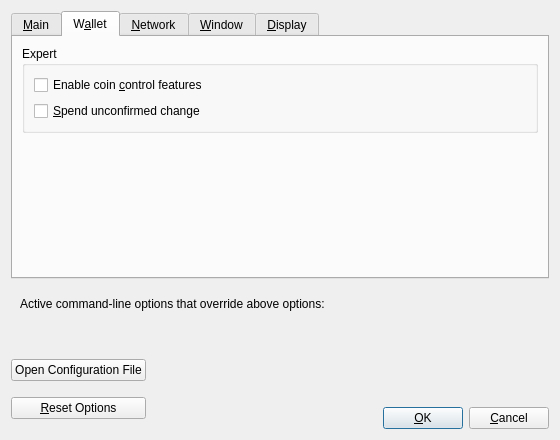
This is src/qt/forms/optionsdialog.ui in X9Developers/XSN as Qt 5 draws it before an edit. The edited form follows.
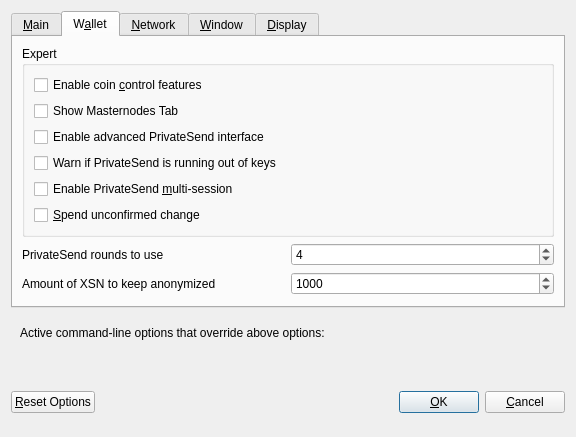
This is the edited form. The open tabs and pages were chosen to show the change. Custom widgets are drawn as their Qt base class.

Diff of the .ui file:
```diff
--- a/src/qt/forms/optionsdialog.ui
+++ b/src/qt/forms/optionsdialog.ui
@@ -6,8 +6,8 @@
    <rect>
     <x>0</x>
     <y>0</y>
-    <width>560</width>
-    <height>440</height>
+    <width>576</width>
+    <height>402</height>
    </rect>
   </property>
   <property name="windowTitle">
@@ -153,6 +153,46 @@
             </property>
            </widget>
           </item>
+          <item>
+           <widget class="QCheckBox" name="showMasternodesTab">
+            <property name="toolTip">
+             <string>Show additional tab listing all your masternodes in first sub-tab&lt;br/&gt;and all masternodes on the network in second sub-tab.</string>
+            </property>
+            <property name="text">
+             <string>Show Masternodes Tab</string>
+            </property>
+           </widget>
+          </item>
+          <item>
+           <widget class="QCheckBox" name="showAdvancedPSUI">
+            <property name="toolTip">
+             <string>Show additional information and buttons for PrivateSend on overview screen.</string>
+            </property>
+            <property name="text">
+             <string>Enable advanced PrivateSend interface</string>
+            </property>
+           </widget>
+          </item>
+          <item>
+           <widget class="QCheckBox" name="lowKeysWarning">
+            <property name="toolTip">
+             <string>Show warning dialog when PrivateSend detects that wallet has very low number of keys left.</string>
+            </property>
+            <property name="text">
+             <string>Warn if PrivateSend is running out of keys</string>
+            </property>
+           </widget>
+          </item>
+          <item>
+           <widget class="QCheckBox" name="privateSendMultiSession">
+            <property name="toolTip">
+             <string>Whether to use experimental PrivateSend mode with multiple mixing sessions per block.&lt;br/&gt;Note: You must use this feature carefully.&lt;br/&gt;Make sure you always have recent wallet (auto)backup in a safe place!</string>
+            </property>
+            <property name="text">
+             <string>Enable PrivateSend &amp;multi-session</string>
+            </property>
+           </widget>
+          </item>
           <item>
            <widget class="QCheckBox" name="spendZeroConfChange">
             <property name="toolTip">
@@ -166,6 +206,75 @@
          </layout>
         </widget>
        </item>
+       <item>
+        <layout class="QHBoxLayout" name="horizontalLayout_4_Wallet">
+         <item>
+          <widget class="QLabel" name="label">
+           <property name="toolTip">
+            <string>This setting determines the amount of individual masternodes that an input will be anonymized through.&lt;br/&gt;More rounds of anonymization gives a higher degree of privacy, but also costs more in fees.</string>
+           </property>
+           <property name="text">
+            <string>PrivateSend rounds to use</string>
+           </property>
+          </widget>
+         </item>
+         <item>
+          <widget class="QSpinBox" name="privateSendRounds">
+           <property name="minimum">
+            <number>2</number>
+           </property>
+           <property name="maximum">
+            <number>8</number>
+           </property>
+           <property name="value">
+            <number>4</number>
+           </property>
+          </widget>
+         </item>
+        </layout>
+       </item>
+       <item>
+        <layout class="QHBoxLayout" name="horizontalLayout">
+         <item>
+          <widget class="QLabel" name="label_2">
+           <property name="toolTip">
+            <string>This amount acts as a threshold to turn off PrivateSend once it's reached.</string>
+           </property>
+           <property name="statusTip">
+            <string notr="true"/>
+           </property>
+           <property name="whatsThis">
+            <string notr="true"/>
+           </property>
+           <property name="accessibleName">
+            <string notr="true"/>
+           </property>
+           <property name="accessibleDescription">
+            <string notr="true"/>
+           </property>
+           <property name="text">
+            <string>Amount of XSN to keep anonymized</string>
+           </property>
+          </widget>
+         </item>
+         <item>
+          <widget class="QSpinBox" name="privateSendAmount">
+           <property name="minimum">
+            <number>2</number>
+           </property>
+           <property name="maximum">
+            <number>2000</number>
+           </property>
+           <property name="singleStep">
+            <number>10</number>
+           </property>
+           <property name="value">
+            <number>1000</number>
+           </property>
+          </widget>
+         </item>
+        </layout>
+       </item>
        <item>
         <spacer name="verticalSpacer_Wallet">
          <property name="orientation">
@@ -692,21 +801,6 @@
    <item>
     <layout class="QHBoxLayout" name="horizontalLayout_Buttons">
      <item>
-      <layout class="QVBoxLayout" name="verticalLayout_Buttons">
-       <item>
-        <widget class="QPushButton" name="openXSNConfButton">
-         <property name="toolTip">
-          <string>Open the %1 configuration file from the working directory.</string>
-         </property>
-         <property name="text">
-          <string>Open Configuration File</string>
-         </property>
-         <property name="autoDefault">
-          <bool>false</bool>
-         </property>
-        </widget>
-       </item>
-       <item>
         <widget class="QPushButton" name="resetButton">
          <property name="toolTip">
           <string>Reset all client options to default.</string>
@@ -719,8 +813,6 @@
          </property>
         </widget>
        </item>
-      </layout>
-     </item>
      <item>
       <spacer name="horizontalSpacer_1">
        <property name="orientation">
@@ -773,23 +865,6 @@
       </spacer>
      </item>
      <item>
-      <layout class="QVBoxLayout" name="verticalLayout_4">
-       <item>
-        <spacer name="verticalSpacer">
-         <property name="orientation">
-          <enum>Qt::Vertical</enum>
-         </property>
-         <property name="sizeHint" stdset="0">
-          <size>
-           <width>20</width>
-           <height>40</height>
-          </size>
-         </property>
-        </spacer>
-       </item>
-       <item>
-        <layout class="QHBoxLayout" name="horizontalLayout">
-         <item>
           <widget class="QPushButton" name="okButton">
            <property name="text">
             <string>&amp;OK</string>
@@ -815,10 +890,6 @@
         </layout>
        </item>
       </layout>
-     </item>
-    </layout>
-   </item>
-  </layout>
  </widget>
  <customwidgets>
   <customwidget>
```
Left out of the diff: 104 changed lines with no effect on the pictures. Lines whose indentation alone changed are shown as unchanged.
